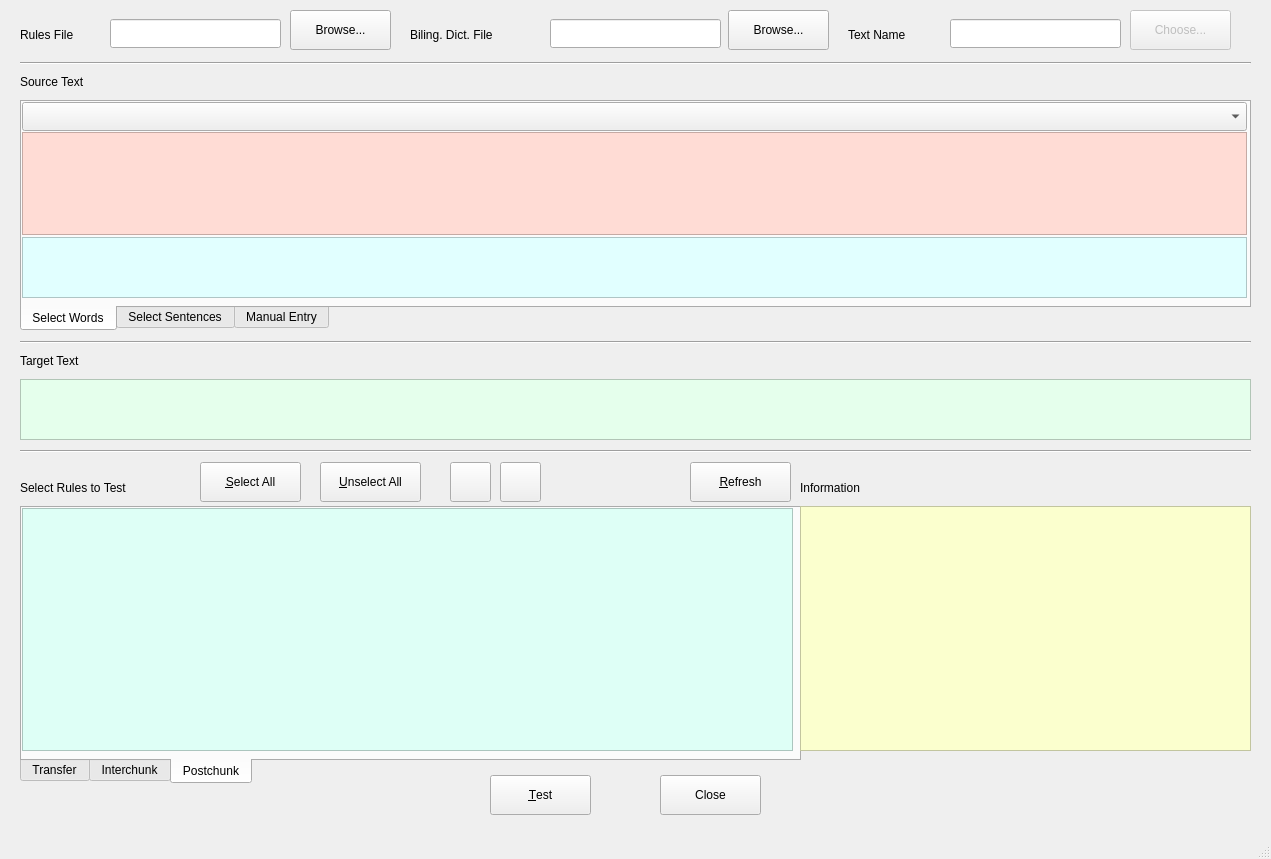
Before: the Qt Designer form LiveRuleTester.ui in rmlockwood/FLExTrans, drawn with Qt 5.
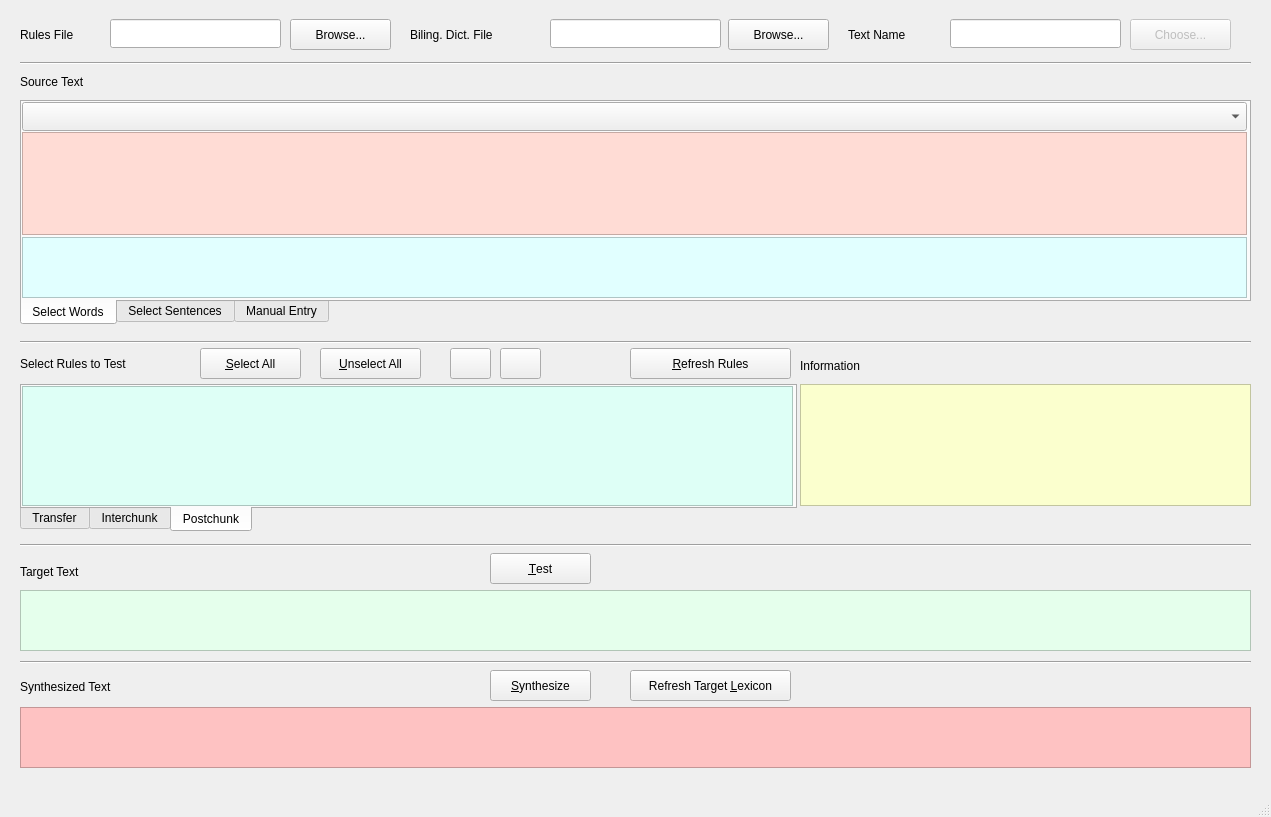
After: the same form once the commit is applied. The open tabs and pages were chosen to show the change. Icons and pictures are not drawn.

Commit message:
New Synthesis box, rearranged layout
New box to hold the result of running the synthesis process. This way
users can see what the end result will be. Also mad the layout more
logical with applying the rules coming before the transfer result box.

```diff
--- a/LiveRuleTester.ui
+++ b/LiveRuleTester.ui
@@ -7,7 +7,7 @@
     <x>0</x>
     <y>0</y>
     <width>1271</width>
-    <height>859</height>
+    <height>817</height>
    </rect>
   </property>
   <property name="windowTitle">
@@ -21,9 +21,9 @@
     <property name="geometry">
      <rect>
       <x>20</x>
-      <y>506</y>
-      <width>781</width>
-      <height>278</height>
+      <y>384</y>
+      <width>777</width>
+      <height>148</height>
      </rect>
     </property>
     <property name="tabPosition">
@@ -93,7 +93,7 @@
         <x>0</x>
         <y>0</y>
         <width>771</width>
-        <height>243</height>
+        <height>120</height>
        </rect>
       </property>
       <property name="styleSheet">
@@ -119,9 +119,9 @@
     <property name="geometry">
      <rect>
       <x>290</x>
-      <y>10</y>
+      <y>19</y>
       <width>101</width>
-      <height>40</height>
+      <height>31</height>
      </rect>
     </property>
     <property name="text">
@@ -161,9 +161,9 @@
     <property name="geometry">
      <rect>
       <x>728</x>
-      <y>10</y>
+      <y>19</y>
       <width>101</width>
-      <height>40</height>
+      <height>31</height>
      </rect>
     </property>
     <property name="text">
@@ -189,7 +189,7 @@
       <x>20</x>
       <y>100</y>
       <width>1231</width>
-      <height>231</height>
+      <height>225</height>
      </rect>
     </property>
     <property name="tabPosition">
@@ -349,7 +349,7 @@
     <property name="geometry">
      <rect>
       <x>20</x>
-      <y>349</y>
+      <y>560</y>
       <width>111</width>
       <height>23</height>
      </rect>
@@ -375,9 +375,9 @@
     <property name="geometry">
      <rect>
       <x>800</x>
-      <y>506</y>
+      <y>384</y>
       <width>451</width>
-      <height>245</height>
+      <height>122</height>
      </rect>
     </property>
     <property name="font">
@@ -396,33 +396,20 @@
     <property name="geometry">
      <rect>
       <x>490</x>
-      <y>775</y>
+      <y>553</y>
       <width>101</width>
-      <height>40</height>
+      <height>31</height>
      </rect>
     </property>
     <property name="text">
      <string>&amp;Test</string>
     </property>
    </widget>
-   <widget class="QPushButton" name="CloseButton">
-    <property name="geometry">
-     <rect>
-      <x>660</x>
-      <y>775</y>
-      <width>101</width>
-      <height>40</height>
-     </rect>
-    </property>
-    <property name="text">
-     <string>Close</string>
-    </property>
-   </widget>
    <widget class="QLabel" name="label_5">
     <property name="geometry">
      <rect>
       <x>20</x>
-      <y>476</y>
+      <y>352</y>
       <width>171</width>
       <height>23</height>
      </rect>
@@ -435,7 +422,7 @@
     <property name="geometry">
      <rect>
       <x>800</x>
-      <y>476</y>
+      <y>354</y>
       <width>141</width>
       <height>23</height>
      </rect>
@@ -473,23 +460,23 @@
    <widget class="QPushButton" name="refreshButton">
     <property name="geometry">
      <rect>
-      <x>690</x>
-      <y>462</y>
-      <width>101</width>
-      <height>40</height>
+      <x>630</x>
+      <y>348</y>
+      <width>161</width>
+      <height>31</height>
      </rect>
     </property>
     <property name="text">
-     <string>&amp;Refresh</string>
+     <string>&amp;Refresh Rules</string>
     </property>
    </widget>
    <widget class="QPushButton" name="selectAllButton">
     <property name="geometry">
      <rect>
       <x>200</x>
-      <y>462</y>
+      <y>348</y>
       <width>101</width>
-      <height>40</height>
+      <height>31</height>
      </rect>
     </property>
     <property name="text">
@@ -500,7 +487,7 @@
     <property name="geometry">
      <rect>
       <x>20</x>
-      <y>446</y>
+      <y>657</y>
       <width>1231</width>
       <height>10</height>
      </rect>
@@ -539,9 +526,9 @@
     <property name="geometry">
      <rect>
       <x>450</x>
-      <y>462</y>
+      <y>348</y>
       <width>41</width>
-      <height>40</height>
+      <height>31</height>
      </rect>
     </property>
     <property name="text">
@@ -556,9 +543,9 @@
     <property name="geometry">
      <rect>
       <x>500</x>
-      <y>462</y>
+      <y>348</y>
       <width>41</width>
-      <height>40</height>
+      <height>31</height>
      </rect>
     </property>
     <property name="text">
@@ -576,9 +563,9 @@
     <property name="geometry">
      <rect>
       <x>1130</x>
-      <y>10</y>
+      <y>19</y>
       <width>101</width>
-      <height>40</height>
+      <height>31</height>
      </rect>
     </property>
     <property name="text">
@@ -589,9 +576,9 @@
     <property name="geometry">
      <rect>
       <x>320</x>
-      <y>462</y>
+      <y>348</y>
       <width>101</width>
-      <height>40</height>
+      <height>31</height>
      </rect>
     </property>
     <property name="text">
@@ -602,7 +589,7 @@
     <property name="geometry">
      <rect>
       <x>20</x>
-      <y>379</y>
+      <y>590</y>
       <width>1231</width>
       <height>61</height>
      </rect>
@@ -619,6 +606,79 @@
      <bool>true</bool>
     </property>
    </widget>
+   <widget class="QLabel" name="label_7">
+    <property name="geometry">
+     <rect>
+      <x>20</x>
+      <y>675</y>
+      <width>111</width>
+      <height>23</height>
+     </rect>
+    </property>
+    <property name="text">
+     <string>Synthesized Text</string>
+    </property>
+   </widget>
+   <widget class="QTextEdit" name="SynthTextEdit">
+    <property name="geometry">
+     <rect>
+      <x>20</x>
+      <y>707</y>
+      <width>1231</width>
+      <height>61</height>
+     </rect>
+    </property>
+    <property name="font">
+     <font>
+      <pointsize>9</pointsize>
+     </font>
+    </property>
+    <property name="styleSheet">
+     <string notr="true">background-color: rgb(254, 194,194);</string>
+    </property>
+    <property name="readOnly">
+     <bool>true</bool>
+    </property>
+   </widget>
+   <widget class="Line" name="line_4">
+    <property name="geometry">
+     <rect>
+      <x>20</x>
+      <y>540</y>
+      <width>1231</width>
+      <height>10</height>
+     </rect>
+    </property>
+    <property name="orientation">
+     <enum>Qt::Horizontal</enum>
+    </property>
+   </widget>
+   <widget class="QPushButton" name="synthesizeButton">
+    <property name="geometry">
+     <rect>
+      <x>490</x>
+      <y>670</y>
+      <width>101</width>
+      <height>31</height>
+     </rect>
+    </property>
+    <property name="text">
+     <string>&amp;Synthesize</string>
+    </property>
+   </widget>
+   <widget class="QPushButton" name="refreshLexButton">
+    <property name="geometry">
+     <rect>
+      <x>630</x>
+      <y>670</y>
+      <width>161</width>
+      <height>31</height>
+     </rect>
+    </property>
+    <property name="text">
+     <string>Refresh Target &amp;Lexicon</string>
+    </property>
+   </widget>
   </widget>
   <widget class="QMenuBar" name="menubar">
    <property name="geometry">
```
Left out of the diff: 10 changed lines with no effect on the pictures. The commit also changes 1 other file.
